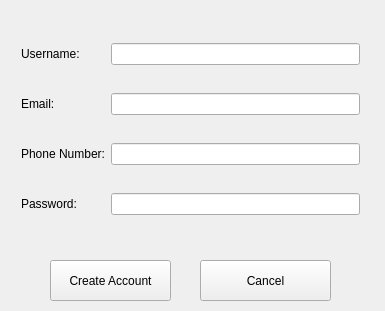
Before: the Qt Designer form create_account_window.ui in allenh1/timefuse-client, drawn with Qt 5.
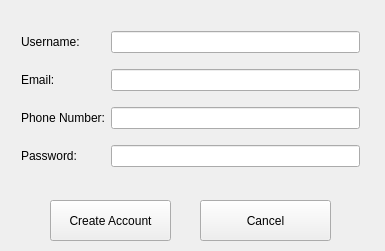
After: the same form once the commit is applied.

What changed in the file:
```diff
--- a/create_account_window.ui
+++ b/create_account_window.ui
@@ -7,7 +7,7 @@
     <x>0</x>
     <y>0</y>
     <width>385</width>
-    <height>311</height>
+    <height>251</height>
    </rect>
   </property>
   <property name="windowTitle">
@@ -19,7 +19,7 @@
      <x>10</x>
      <y>10</y>
      <width>361</width>
-     <height>241</height>
+     <height>181</height>
     </rect>
    </property>
    <layout class="QGridLayout" name="gridLayout">
@@ -69,7 +69,7 @@
    <property name="geometry">
     <rect>
      <x>50</x>
-     <y>260</y>
+     <y>200</y>
      <width>121</width>
      <height>41</height>
     </rect>
@@ -82,7 +82,7 @@
    <property name="geometry">
     <rect>
      <x>200</x>
-     <y>260</y>
+     <y>200</y>
      <width>131</width>
      <height>41</height>
     </rect>
```
